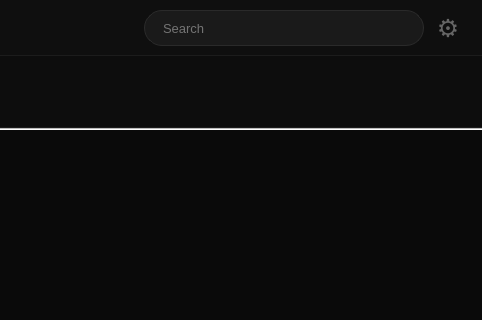
Qt form desktop/mainwindow.ui (zjones2142/Peer2Pear) before a commit; both pictures show x 658 to 1140 and y 0 to 320 of the 1140 by 707 pixel window.
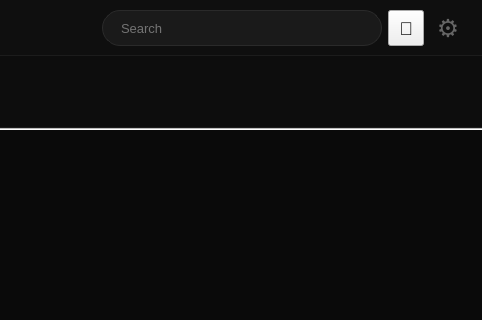
The same form after that commit.

Patch:
```diff
--- a/desktop/mainwindow.ui
+++ b/desktop/mainwindow.ui
@@ -206,6 +206,31 @@
             </property>
            </widget>
           </item>
+          <item>
+           <widget class="QToolButton" name="connectivityBtn">
+            <property name="minimumSize">
+             <size>
+              <width>36</width>
+              <height>36</height>
+             </size>
+            </property>
+            <property name="maximumSize">
+             <size>
+              <width>36</width>
+              <height>36</height>
+             </size>
+            </property>
+            <property name="styleSheet">
+             <string notr="true">font-size: 18px;</string>
+            </property>
+            <property name="text">
+             <string>📡</string>
+            </property>
+            <property name="toolTip">
+             <string>Relay status</string>
+            </property>
+           </widget>
+          </item>
           <item>
            <widget class="QToolButton" name="settingsBtn_12">
             <property name="minimumSize">
```
